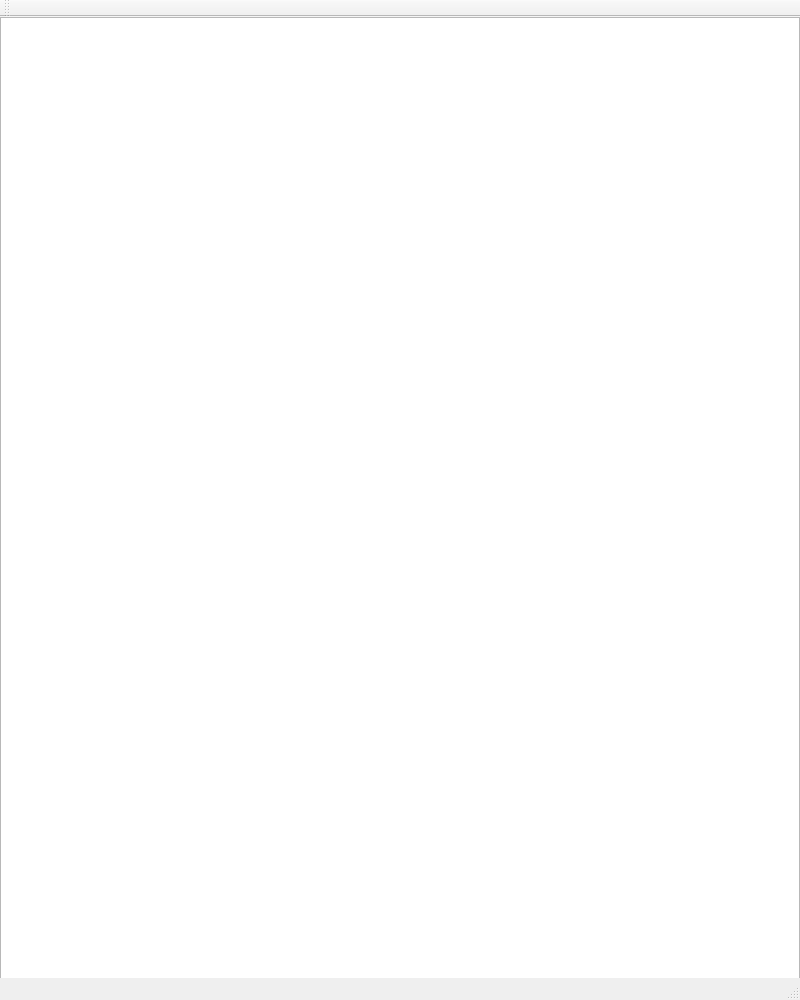
Qt form mainwindow.ui (axwl03/2018-pd2-Project3) before a commit.
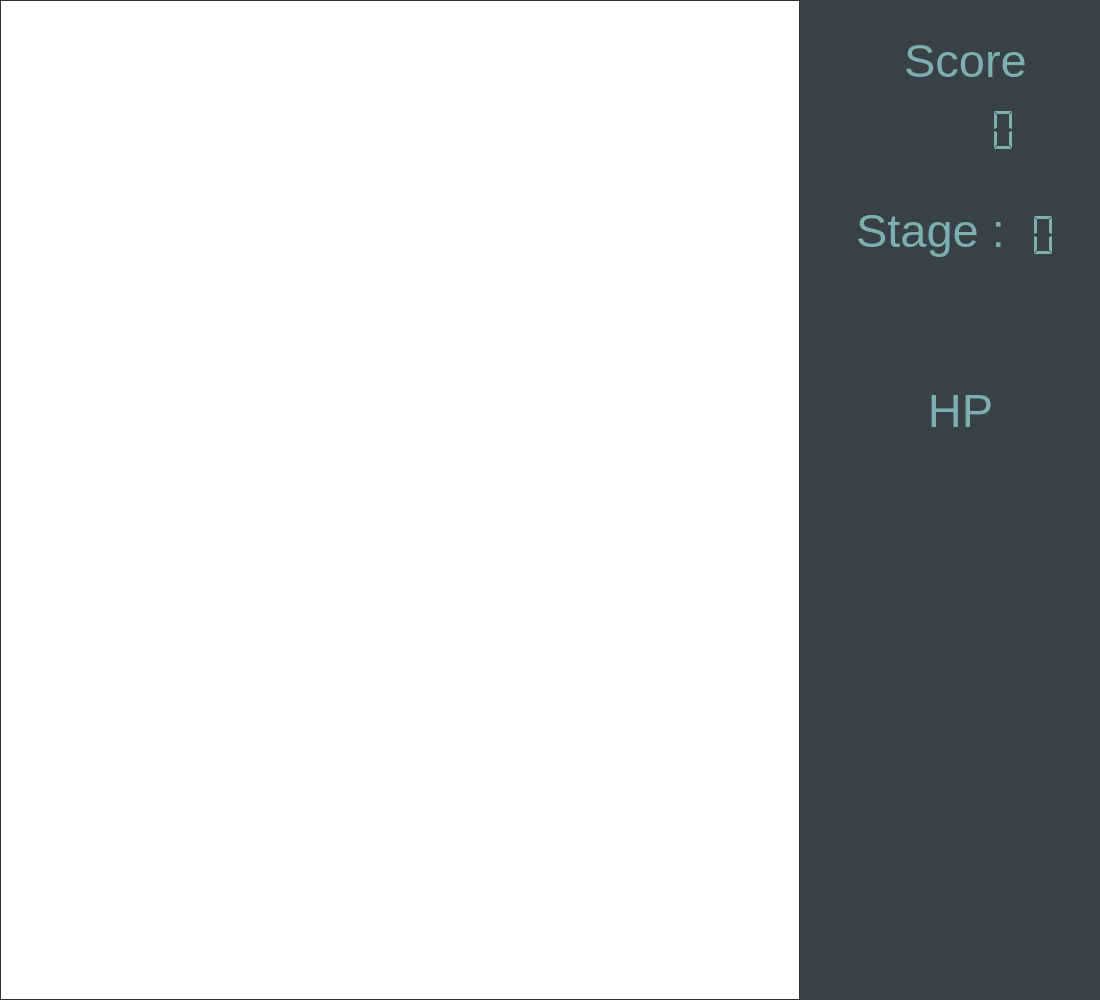
The same form after that commit.

Commit message: enemy random move; player could change weapon; spawn and score system

```diff
--- a/mainwindow.ui
+++ b/mainwindow.ui
@@ -6,10 +6,74 @@
    <rect>
     <x>0</x>
     <y>0</y>
-    <width>800</width>
+    <width>1100</width>
     <height>1000</height>
    </rect>
   </property>
+  <property name="palette">
+   <palette>
+    <active>
+     <colorrole role="Base">
+      <brush brushstyle="SolidPattern">
+       <color alpha="255">
+        <red>255</red>
+        <green>255</green>
+        <blue>255</blue>
+       </color>
+      </brush>
+     </colorrole>
+     <colorrole role="Window">
+      <brush brushstyle="SolidPattern">
+       <color alpha="255">
+        <red>55</red>
+        <green>65</green>
+        <blue>71</blue>
+       </color>
+      </brush>
+     </colorrole>
+    </active>
+    <inactive>
+     <colorrole role="Base">
+      <brush brushstyle="SolidPattern">
+       <color alpha="255">
+        <red>255</red>
+        <green>255</green>
+        <blue>255</blue>
+       </color>
+      </brush>
+     </colorrole>
+     <colorrole role="Window">
+      <brush brushstyle="SolidPattern">
+       <color alpha="255">
+        <red>55</red>
+        <green>65</green>
+        <blue>71</blue>
+       </color>
+      </brush>
+     </colorrole>
+    </inactive>
+    <disabled>
+     <colorrole role="Base">
+      <brush brushstyle="SolidPattern">
+       <color alpha="255">
+        <red>55</red>
+        <green>65</green>
+        <blue>71</blue>
+       </color>
+      </brush>
+     </colorrole>
+     <colorrole role="Window">
+      <brush brushstyle="SolidPattern">
+       <color alpha="255">
+        <red>55</red>
+        <green>65</green>
+        <blue>71</blue>
+       </color>
+      </brush>
+     </colorrole>
+    </disabled>
+   </palette>
+  </property>
   <property name="windowTitle">
    <string>MainWindow</string>
   </property>
@@ -33,26 +97,469 @@
      <enum>Qt::ScrollBarAlwaysOff</enum>
     </property>
    </widget>
+   <widget class="QLabel" name="label">
+    <property name="geometry">
+     <rect>
+      <x>900</x>
+      <y>30</y>
+      <width>131</width>
+      <height>61</height>
+     </rect>
+    </property>
+    <property name="palette">
+     <palette>
+      <active>
+       <colorrole role="WindowText">
+        <brush brushstyle="SolidPattern">
+         <color alpha="255">
+          <red>124</red>
+          <green>176</green>
+          <blue>176</blue>
+         </color>
+        </brush>
+       </colorrole>
+      </active>
+      <inactive>
+       <colorrole role="WindowText">
+        <brush brushstyle="SolidPattern">
+         <color alpha="255">
+          <red>124</red>
+          <green>176</green>
+          <blue>176</blue>
+         </color>
+        </brush>
+       </colorrole>
+      </inactive>
+      <disabled>
+       <colorrole role="WindowText">
+        <brush brushstyle="SolidPattern">
+         <color alpha="255">
+          <red>190</red>
+          <green>190</green>
+          <blue>190</blue>
+         </color>
+        </brush>
+       </colorrole>
+      </disabled>
+     </palette>
+    </property>
+    <property name="font">
+     <font>
+      <pointsize>35</pointsize>
+     </font>
+    </property>
+    <property name="text">
+     <string>Score</string>
+    </property>
+    <property name="alignment">
+     <set>Qt::AlignCenter</set>
+    </property>
+   </widget>
+   <widget class="QLCDNumber" name="lcdNumber">
+    <property name="geometry">
+     <rect>
+      <x>900</x>
+      <y>100</y>
+      <width>120</width>
+      <height>60</height>
+     </rect>
+    </property>
+    <property name="palette">
+     <palette>
+      <active>
+       <colorrole role="WindowText">
+        <brush brushstyle="SolidPattern">
+         <color alpha="255">
+          <red>124</red>
+          <green>176</green>
+          <blue>176</blue>
+         </color>
+        </brush>
+       </colorrole>
+       <colorrole role="Text">
+        <brush brushstyle="SolidPattern">
+         <color alpha="255">
+          <red>124</red>
+          <green>176</green>
+          <blue>176</blue>
+         </color>
+        </brush>
+       </colorrole>
+       <colorrole role="ButtonText">
+        <brush brushstyle="SolidPattern">
+         <color alpha="255">
+          <red>124</red>
+          <green>176</green>
+          <blue>176</blue>
+         </color>
+        </brush>
+       </colorrole>
+      </active>
+      <inactive>
+       <colorrole role="WindowText">
+        <brush brushstyle="SolidPattern">
+         <color alpha="255">
+          <red>124</red>
+          <green>176</green>
+          <blue>176</blue>
+         </color>
+        </brush>
+       </colorrole>
+       <colorrole role="Text">
+        <brush brushstyle="SolidPattern">
+         <color alpha="255">
+          <red>124</red>
+          <green>176</green>
+          <blue>176</blue>
+         </color>
+        </brush>
+       </colorrole>
+       <colorrole role="ButtonText">
+        <brush brushstyle="SolidPattern">
+         <color alpha="255">
+          <red>124</red>
+          <green>176</green>
+          <blue>176</blue>
+         </color>
+        </brush>
+       </colorrole>
+      </inactive>
+      <disabled>
+       <colorrole role="WindowText">
+        <brush brushstyle="SolidPattern">
+         <color alpha="255">
+          <red>190</red>
+          <green>190</green>
+          <blue>190</blue>
+         </color>
+        </brush>
+       </colorrole>
+       <colorrole role="Text">
+        <brush brushstyle="SolidPattern">
+         <color alpha="255">
+          <red>190</red>
+          <green>190</green>
+          <blue>190</blue>
+         </color>
+        </brush>
+       </colorrole>
+       <colorrole role="ButtonText">
+        <brush brushstyle="SolidPattern">
+         <color alpha="255">
+          <red>190</red>
+          <green>190</green>
+          <blue>190</blue>
+         </color>
+        </brush>
+       </colorrole>
+      </disabled>
+     </palette>
+    </property>
+    <property name="font">
+     <font>
+      <pointsize>20</pointsize>
+     </font>
+    </property>
+    <property name="frameShape">
+     <enum>QFrame::NoFrame</enum>
+    </property>
+    <property name="segmentStyle">
+     <enum>QLCDNumber::Flat</enum>
+    </property>
+   </widget>
+   <widget class="QLabel" name="label_2">
+    <property name="geometry">
+     <rect>
+      <x>850</x>
+      <y>200</y>
+      <width>161</width>
+      <height>61</height>
+     </rect>
+    </property>
+    <property name="palette">
+     <palette>
+      <active>
+       <colorrole role="WindowText">
+        <brush brushstyle="SolidPattern">
+         <color alpha="255">
+          <red>124</red>
+          <green>176</green>
+          <blue>176</blue>
+         </color>
+        </brush>
+       </colorrole>
+      </active>
+      <inactive>
+       <colorrole role="WindowText">
+        <brush brushstyle="SolidPattern">
+         <color alpha="255">
+          <red>124</red>
+          <green>176</green>
+          <blue>176</blue>
+         </color>
+        </brush>
+       </colorrole>
+      </inactive>
+      <disabled>
+       <colorrole role="WindowText">
+        <brush brushstyle="SolidPattern">
+         <color alpha="255">
+          <red>190</red>
+          <green>190</green>
+          <blue>190</blue>
+         </color>
+        </brush>
+       </colorrole>
+      </disabled>
+     </palette>
+    </property>
+    <property name="font">
+     <font>
+      <pointsize>35</pointsize>
+     </font>
+    </property>
+    <property name="text">
+     <string>Stage :</string>
+    </property>
+    <property name="alignment">
+     <set>Qt::AlignCenter</set>
+    </property>
+   </widget>
+   <widget class="QLCDNumber" name="lcdNumber_2">
+    <property name="geometry">
+     <rect>
+      <x>940</x>
+      <y>205</y>
+      <width>120</width>
+      <height>60</height>
+     </rect>
+    </property>
+    <property name="palette">
+     <palette>
+      <active>
+       <colorrole role="WindowText">
+        <brush brushstyle="SolidPattern">
+         <color alpha="255">
+          <red>124</red>
+          <green>176</green>
+          <blue>176</blue>
+         </color>
+        </brush>
+       </colorrole>
+       <colorrole role="Text">
+        <brush brushstyle="SolidPattern">
+         <color alpha="255">
+          <red>124</red>
+          <green>176</green>
+          <blue>176</blue>
+         </color>
+        </brush>
+       </colorrole>
+       <colorrole role="ButtonText">
+        <brush brushstyle="SolidPattern">
+         <color alpha="255">
+          <red>124</red>
+          <green>176</green>
+          <blue>176</blue>
+         </color>
+        </brush>
+       </colorrole>
+      </active>
+      <inactive>
+       <colorrole role="WindowText">
+        <brush brushstyle="SolidPattern">
+         <color alpha="255">
+          <red>124</red>
+          <green>176</green>
+          <blue>176</blue>
+         </color>
+        </brush>
+       </colorrole>
+       <colorrole role="Text">
+        <brush brushstyle="SolidPattern">
+         <color alpha="255">
+          <red>124</red>
+          <green>176</green>
+          <blue>176</blue>
+         </color>
+        </brush>
+       </colorrole>
+       <colorrole role="ButtonText">
+        <brush brushstyle="SolidPattern">
+         <color alpha="255">
+          <red>124</red>
+          <green>176</green>
+          <blue>176</blue>
+         </color>
+        </brush>
+       </colorrole>
+      </inactive>
+      <disabled>
+       <colorrole role="WindowText">
+        <brush brushstyle="SolidPattern">
+         <color alpha="255">
+          <red>190</red>
+          <green>190</green>
+          <blue>190</blue>
+         </color>
+        </brush>
+       </colorrole>
+       <colorrole role="Text">
+        <brush brushstyle="SolidPattern">
+         <color alpha="255">
+          <red>190</red>
+          <green>190</green>
+          <blue>190</blue>
+         </color>
+        </brush>
+       </colorrole>
+       <colorrole role="ButtonText">
+        <brush brushstyle="SolidPattern">
+         <color alpha="255">
+          <red>190</red>
+          <green>190</green>
+          <blue>190</blue>
+         </color>
+        </brush>
+       </colorrole>
+      </disabled>
+     </palette>
+    </property>
+    <property name="font">
+     <font>
+      <pointsize>20</pointsize>
+     </font>
+    </property>
+    <property name="frameShape">
+     <enum>QFrame::NoFrame</enum>
+    </property>
+    <property name="segmentStyle">
+     <enum>QLCDNumber::Flat</enum>
+    </property>
+   </widget>
+   <widget class="QGraphicsView" name="graphicsView_2">
+    <property name="geometry">
+     <rect>
+      <x>890</x>
+      <y>470</y>
+      <width>140</width>
+      <height>100</height>
+     </rect>
+    </property>
+    <property name="palette">
+     <palette>
+      <active>
+       <colorrole role="Base">
+        <brush brushstyle="SolidPattern">
+         <color alpha="255">
+          <red>55</red>
+          <green>65</green>
+          <blue>71</blue>
+         </color>
+        </brush>
+       </colorrole>
+      </active>
+      <inactive>
+       <colorrole role="Base">
+        <brush brushstyle="SolidPattern">
+         <color alpha="255">
+          <red>55</red>
+          <green>65</green>
+          <blue>71</blue>
+         </color>
+        </brush>
+       </colorrole>
+      </inactive>
+      <disabled>
+       <colorrole role="Base">
+        <brush brushstyle="SolidPattern">
+         <color alpha="255">
+          <red>55</red>
+          <green>65</green>
+          <blue>71</blue>
+         </color>
+        </brush>
+       </colorrole>
+      </disabled>
+     </palette>
+    </property>
+    <property name="frameShape">
+     <enum>QFrame::NoFrame</enum>
+    </property>
+    <property name="verticalScrollBarPolicy">
+     <enum>Qt::ScrollBarAlwaysOff</enum>
+    </property>
+    <property name="horizontalScrollBarPolicy">
+     <enum>Qt::ScrollBarAlwaysOff</enum>
+    </property>
+    <property name="sceneRect">
+     <rectf>
+      <x>0.000000000000000</x>
+      <y>0.000000000000000</y>
+      <width>0.000000000000000</width>
+      <height>0.000000000000000</height>
+     </rectf>
+    </property>
+   </widget>
+   <widget class="QLabel" name="label_3">
+    <property name="geometry">
+     <rect>
+      <x>880</x>
+      <y>380</y>
+      <width>161</width>
+      <height>61</height>
+     </rect>
+    </property>
+    <property name="palette">
+     <palette>
+      <active>
+       <colorrole role="WindowText">
+        <brush brushstyle="SolidPattern">
+         <color alpha="255">
+          <red>124</red>
+          <green>176</green>
+          <blue>176</blue>
+         </color>
+        </brush>
+       </colorrole>
+      </active>
+      <inactive>
+       <colorrole role="WindowText">
+        <brush brushstyle="SolidPattern">
+         <color alpha="255">
+          <red>124</red>
+          <green>176</green>
+          <blue>176</blue>
+         </color>
+        </brush>
+       </colorrole>
+      </inactive>
+      <disabled>
+       <colorrole role="WindowText">
+        <brush brushstyle="SolidPattern">
+         <color alpha="255">
+          <red>190</red>
+          <green>190</green>
+          <blue>190</blue>
+         </color>
+        </brush>
+       </colorrole>
+      </disabled>
+     </palette>
+    </property>
+    <property name="font">
+     <font>
+      <pointsize>35</pointsize>
+     </font>
+    </property>
+    <property name="text">
+     <string>HP</string>
+    </property>
+    <property name="alignment">
+     <set>Qt::AlignCenter</set>
+    </property>
+   </widget>
   </widget>
-  <widget class="QMenuBar" name="menuBar">
-   <property name="geometry">
-    <rect>
-     <x>0</x>
-     <y>0</y>
-     <width>800</width>
-     <height>22</height>
-    </rect>
-   </property>
-  </widget>
-  <widget class="QToolBar" name="mainToolBar">
-   <attribute name="toolBarArea">
-    <enum>TopToolBarArea</enum>
-   </attribute>
-   <attribute name="toolBarBreak">
-    <bool>false</bool>
-   </attribute>
-  </widget>
-  <widget class="QStatusBar" name="statusBar"/>
  </widget>
  <layoutdefault spacing="6" margin="11"/>
  <resources/>
```
The commit also changes 17 other files.
